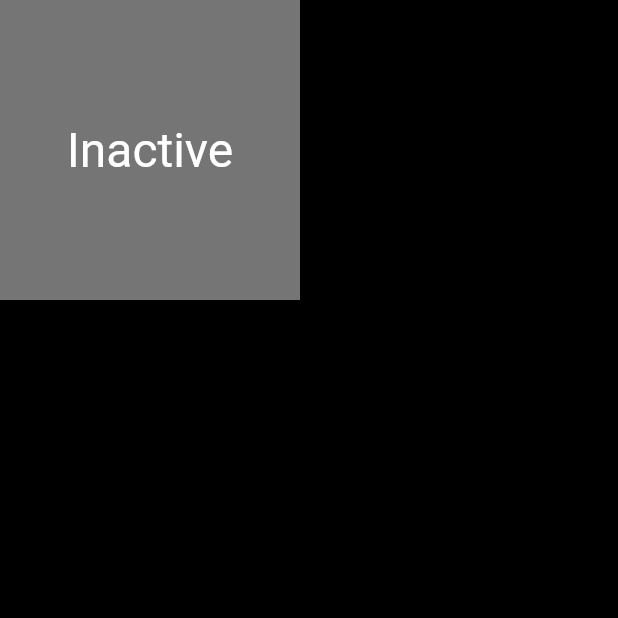
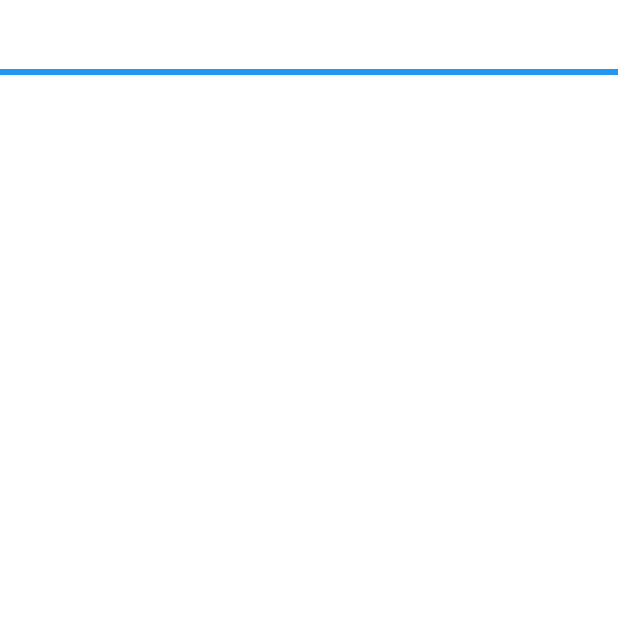
Before and after one commit to wangbin0802/FlutterApp, a Flutter app: the screen it shows after launch, on a phone screen of 412 x 824 dp, the top half of it. Run offline on Flutter 3.47's test engine with Material 2 defaults, Android fonts, the phone set to English and light mode, and no system bars; generated files the repository leaves out were written again.

Commit message:
Chapter flutter practice progress.

```diff
--- a/flutter_app/lib/main.dart
+++ b/flutter_app/lib/main.dart
@@ -8,9 +8,11 @@ import 'package:flutter_app/todo/Todo.dart';
 import 'package:flutter_app/todo/TodosScreen.dart';
 import 'package:flutter_app/todo/effect.dart';
 import 'package:flutter_app/widget/assets.dart';
+import 'package:flutter_app/widget/flutter_practice1.dart';
 import 'package:flutter_app/widget/general_widget.dart';
 import 'package:flutter_app/widget/manage_state.dart';
 import 'package:flutter_app/widget/openbrowser.dart';
+import 'package:flutter_app/widget/progress_route.dart';
 import 'package:flutter_app/widget/spinner.dart';
 import 'package:flutter_app/widget/stack.dart';
 
@@ -39,8 +41,8 @@ void main() {
 //        'A description of what needs to be done for Todo $i'))),
 //    home: MainScreen(),
     home: Scaffold(
-      backgroundColor: Colors.black,
-      body: ParentWidget()
+      backgroundColor: Colors.white,
+      body: ProgressRoute()
     ),
     routes: {
       "new_page": (context) => ChatScreen(),
--- /dev/null
+++ b/flutter_app/lib/widget/progress_route.dart
@@ -0,0 +1,51 @@
+import 'package:flutter/material.dart';
+
+class ProgressRoute extends StatefulWidget {
+  const ProgressRoute({key}) : super(key: key);
+
+  @override
+  _ProgressRouteState createState() => _ProgressRouteState();
+}
+
+class _ProgressRouteState extends State<ProgressRoute> with SingleTickerProviderStateMixin {
+  AnimationController _animationController;
+
+  @override
+  void initState() {
+    _animationController = AnimationController(vsync: this, duration: Duration(seconds: 3));
+    _animationController.forward();
+    _animationController.addListener(() {
+      setState(() {
+
+      });
+    });
+    super.initState();
+  }
+
+  @override
+  void dispose() {
+    _animationController.dispose();
+    super.dispose();
+  }
+
+  @override
+  Widget build(BuildContext context) {
+    return SingleChildScrollView(
+      child: Column(
+        children: [
+          Padding(
+            padding: EdgeInsets.symmetric(vertical: 46),
+            child: LinearProgressIndicator(
+              backgroundColor: Colors.grey[200],
+              valueColor: ColorTween(
+                begin: Colors.grey,
+                end: Colors.blue
+              ).animate(_animationController),
+              value: _animationController.value,
+            ),
+          )
+        ],
+      ),
+    );
+  }
+}
```
Also changed, not shown: flutter_app/lib/widget/flutter_practice1.dart (+50 -1 lines), 1 other file.
